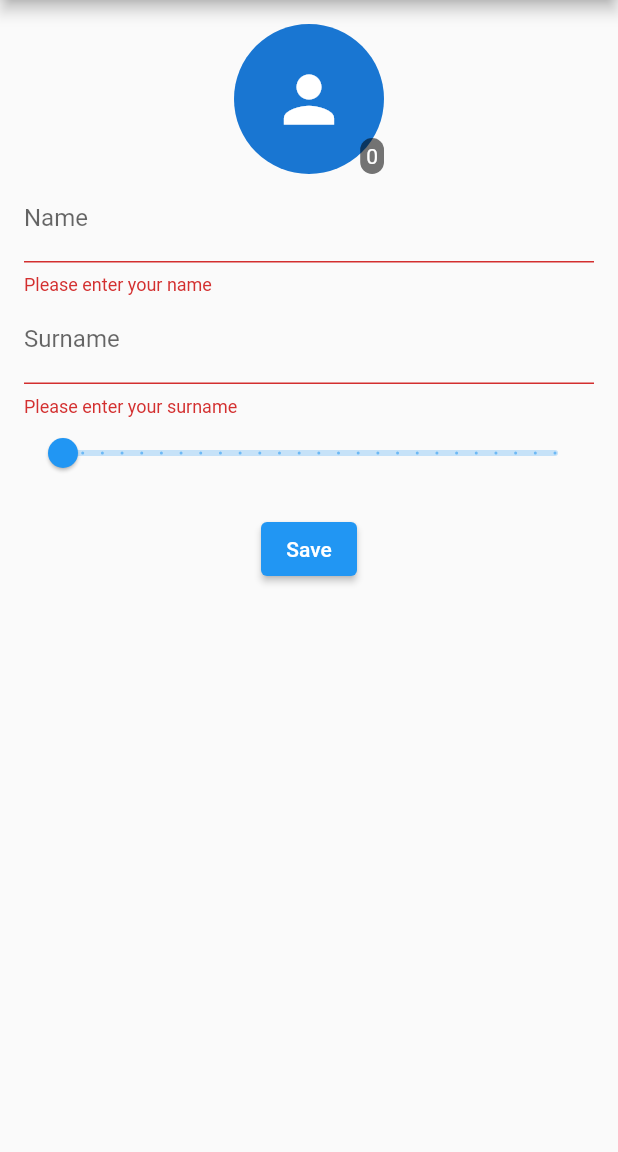
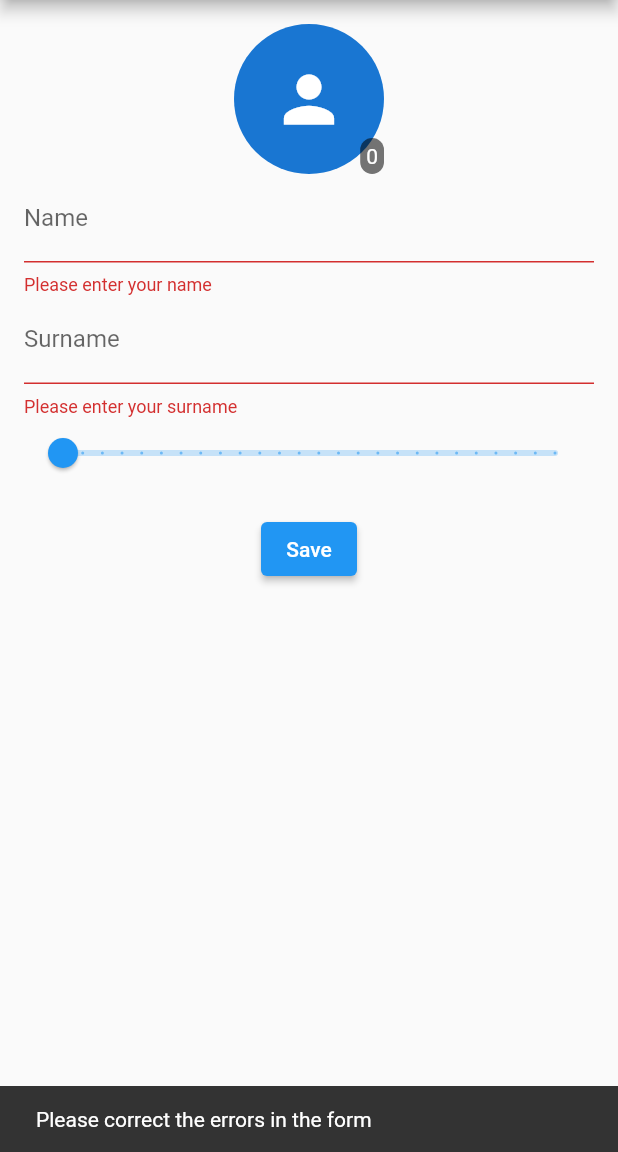
Before and after one commit to uladdzerzh/Flutter-CRUD-app, a Flutter app: the screen it shows after launch, after a tap on "Save", on a phone screen of 412 x 824 dp, the part 84-1236 px from its top. Run offline on Flutter 3.47's test engine with Material 2 defaults, Android fonts, the phone set to English and light mode, and no system bars; our stand-ins replace image_picker.

Commit message:
Flutter app for politech

```diff
--- a/lib/main.dart
+++ b/lib/main.dart
@@ -10,7 +10,7 @@ class MyApp extends StatelessWidget {
   @override
   Widget build(BuildContext context) {
     return MaterialApp(
-      title: 'Uladzislau Dzerzhanovich',
+      title: 'Yego Form',
       initialRoute: '/',
       routes: {
         '/': (context) => const YegoForm(),
@@ -56,6 +56,15 @@ class _YegoFormState extends State<YegoForm> {
     return null;
   }
 
+  void _showSnackBar(BuildContext context, String message) {
+    ScaffoldMessenger.of(context).showSnackBar(
+      SnackBar(
+        content: Text(message),
+        duration: const Duration(seconds: 2),
+      ),
+    );
+  }
+
   void _saveForm() {
     if (_formKey.currentState!.validate()) {
       Navigator.pushNamed(
@@ -68,6 +77,9 @@ class _YegoFormState extends State<YegoForm> {
           'image': _image,
         },
       );
+    } else {
+      _formKey.currentState!.validate();
+      _showSnackBar(context, 'Please correct the errors in the form');
     }
   }
 
@@ -82,8 +94,7 @@ class _YegoFormState extends State<YegoForm> {
   @override
   Widget build(BuildContext context) {
     return Scaffold(
-      appBar: AppBar(
-          title: const Text('Yego Form')),
+      appBar: AppBar(title: const Text('Yego Form')),
       body: Padding(
         padding: const EdgeInsets.all(16.0),
         child: Form(
@@ -195,8 +206,9 @@ class SavedDataScreen extends StatelessWidget {
                     CircleAvatar(
                       radius: 100.0,
                       backgroundImage: image != null ? FileImage(image) : null,
-                      child:
-                          image == null ? const Icon(Icons.person, size: 50.0) : null,
+                      child: image == null
+                          ? const Icon(Icons.person, size: 50.0)
+                          : null,
                     ),
                     Positioned(
                       bottom: 0.0,
```
